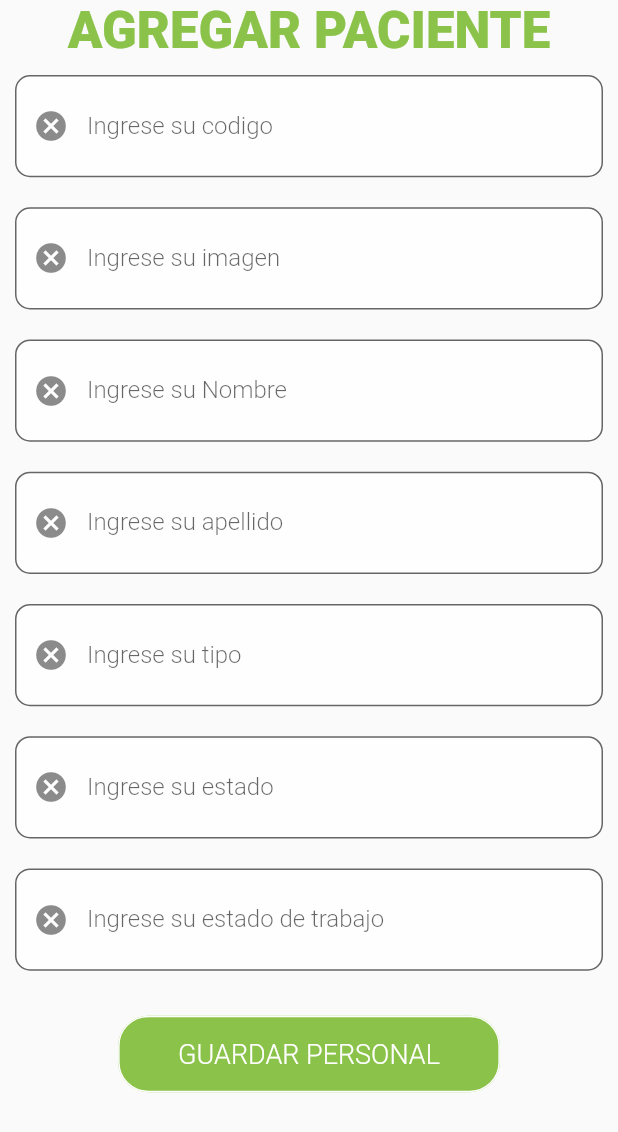
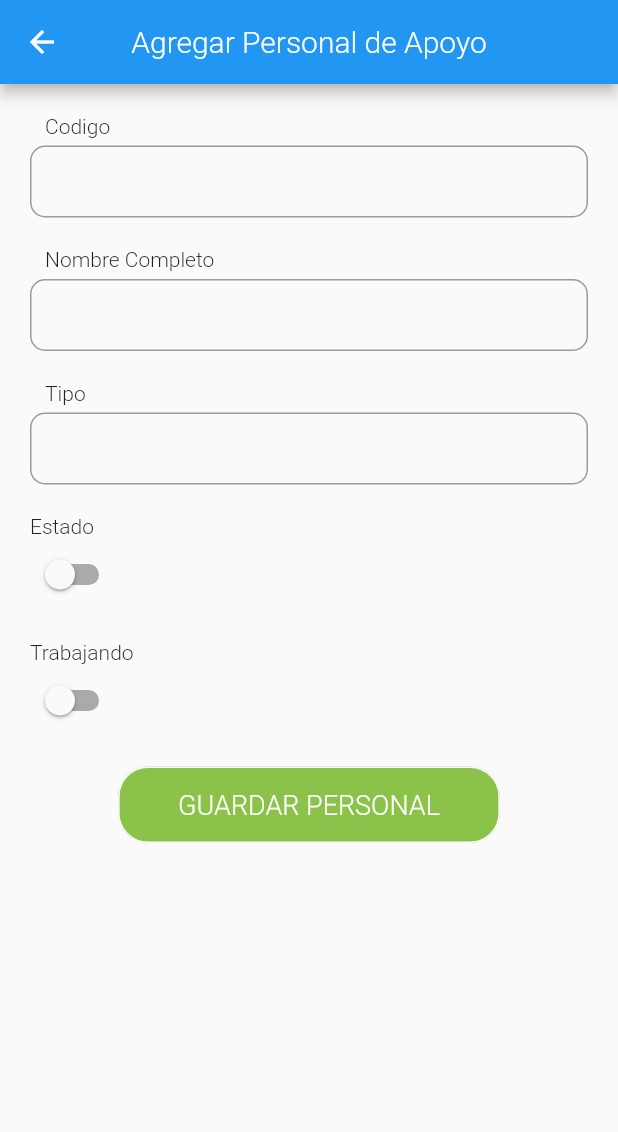
Before and after one commit to mendozamario/clinic, a Flutter app: the AddCareStaff screen opened directly, on a phone screen of 412 x 824 dp. Shown: the top 1132 px of the screen. Run offline on Flutter 3.47's test engine with Material 2 defaults, Android fonts, the phone set to English and light mode, and no system bars; our stand-ins replace font_awesome_flutter; network calls fail.

Commit message:
Add Care Staff Update

```diff
--- a/lib/screens/addCareStaff.dart
+++ b/lib/screens/addCareStaff.dart
@@ -8,14 +8,13 @@ class AddCareStaff extends StatefulWidget {
 }
 
 class _AddCareStaffState extends State<AddCareStaff> {
-
   TextEditingController codeController;
   TextEditingController pictureController;
-  TextEditingController nameController;
-  TextEditingController lastNameController;
+  TextEditingController fullNameController;
   TextEditingController typeController;
-  TextEditingController statusController;
-  TextEditingController workingController;
+
+  bool statusController = false;
+  bool workingController = false;
 
   @override
   void initState() {
@@ -23,57 +22,59 @@ class _AddCareStaffState extends State<AddCareStaff> {
 
     codeController = TextEditingController();
     pictureController = TextEditingController();
-    nameController = TextEditingController();
-    lastNameController = TextEditingController();
+    fullNameController = TextEditingController();
     typeController = TextEditingController();
-    statusController = TextEditingController();
-    workingController = TextEditingController();
   }
 
   @override
   Widget build(BuildContext context) {
-    return Container(
-       child: SingleChildScrollView(
-         child: createFormUI(),
-       ),
+    return Scaffold(
+      appBar: AppBar(
+        title: Text('Agregar Personal de Apoyo'),
+        centerTitle: true,
+      ),
+      body: SingleChildScrollView(
+        child: createFormUI(),
+      ),
     );
   }
 
-  Widget formDesign(TextEditingController controller, String text, Icon icon) {
+  Widget textFieldDesign(TextEditingController controller, String text,
+      TextInputType keyboarType) {
     return Container(
-      padding: EdgeInsets.all(10.0),
-      child: TextField(
-        controller: controller,
-        decoration: InputDecoration(
-          labelText: text,
-          hintStyle: TextStyle(color: Colors.lightGreen),
-          filled: true,
-          fillColor: Colors.white70,
-          border: OutlineInputBorder(
-            borderRadius: BorderRadius.all(Radius.circular(10.0)),
-            borderSide: BorderSide(color: Colors.lightGreen, width: 2.0),
-          ),
-          focusedBorder: OutlineInputBorder(
-            borderRadius: BorderRadius.all(Radius.circular(10.0)),
-            borderSide: BorderSide(color: Colors.lightGreen),
-          ),
-          prefixIcon: icon,
-          suffix: GestureDetector(
-            child: Icon(Icons.cancel),
-            onTap: (){
-              controller.clear();
-            },
-          )
-        )
-      ),
-    );
+        margin: EdgeInsets.fromLTRB(20, 20, 20, 0),
+        child: Column(
+          children: <Widget>[
+            Container(
+              margin: EdgeInsets.fromLTRB(10, 0, 0, 5.0),
+              child: Align(
+                alignment: Alignment.topLeft,
+                child: Text(
+                  text,
+                  style: TextStyle(),
+                ),
+              ),
+            ),
+            TextFormField(
+              autofocus: false,
+              keyboardType: keyboarType,
+              decoration: InputDecoration(
+                  contentPadding: EdgeInsets.fromLTRB(20, 10, 20, 10),
+                  border: OutlineInputBorder(
+                      borderRadius: new BorderRadius.all(Radius.circular(10)))),
+            ),
+          ],
+        ));
   }
 
   Widget buttonDesign() {
     return Container(
       padding: EdgeInsets.all(20.0),
       child: ElevatedButton(
-        child: Text('Guardar personal'.toUpperCase(), style: TextStyle(fontSize: 18.0, color: Colors.white),),
+        child: Text(
+          'Guardar personal'.toUpperCase(),
+          style: TextStyle(fontSize: 18.0, color: Colors.white),
+        ),
         style: ButtonStyle(
           shape: MaterialStateProperty.all<RoundedRectangleBorder>(
             RoundedRectangleBorder(
@@ -95,16 +96,45 @@ class _AddCareStaffState extends State<AddCareStaff> {
   Widget createFormUI() {
     return Column(
       children: <Widget>[
-        Text('AGREGAR PACIENTE', style: TextStyle(fontSize: 34.0, color: Colors.lightGreen, fontWeight: FontWeight.bold),),
-        formDesign(codeController, 'Ingrese su codigo', Icon(Icons.cancel)),
-        formDesign(pictureController, 'Ingrese su imagen', Icon(Icons.cancel)),
-        formDesign(nameController, 'Ingrese su Nombre', Icon(Icons.cancel)),
-        formDesign(lastNameController, 'Ingrese su apellido', Icon(Icons.cancel)),
-        formDesign(typeController, 'Ingrese su tipo', Icon(Icons.cancel)),
-        formDesign(statusController, 'Ingrese su estado', Icon(Icons.cancel)),
-        formDesign(workingController, 'Ingrese su estado de trabajo', Icon(Icons.cancel)),
+        textFieldDesign(codeController, 'Codigo', TextInputType.number),
+        textFieldDesign(
+            fullNameController, 'Nombre Completo', TextInputType.text),
+        textFieldDesign(typeController, 'Tipo', TextInputType.text),
+        createSwitch(statusController, 'Estado'),
+        createSwitch(workingController, 'Trabajando'),
         buttonDesign(),
       ],
     );
   }
+
+  Widget createSwitch(bool controller, String label) {
+    return Container(
+      margin: EdgeInsets.fromLTRB(20, 20, 20, 0),
+      child: Column(
+        children: <Widget>[
+          new Align(
+            alignment: Alignment.topLeft,
+            child: Text(
+              label,
+              style: TextStyle(),
+            ),
+          ),
+          new Align(
+            alignment: Alignment.topLeft,
+            child: Switch(
+              value: controller,
+              onChanged: (value) {
+                setState(() {
+                  controller = value;
+                  print(controller);
+                });
+              },
+              activeColor: Colors.green,
+              activeTrackColor: Colors.lightGreen,
+            ),
+          )
+        ],
+      ),
+    );
+  }
 }
--- a/lib/screens/viewCareStaff.dart
+++ b/lib/screens/viewCareStaff.dart
@@ -2,7 +2,6 @@ import 'package:flutter/material.dart';
 import 'package:clinic/models/careStaff.dart';
 import 'package:font_awesome_flutter/font_awesome_flutter.dart';
 import 'package:clinic/screens/addCareStaff.dart';
-
 import 'addCareStaff.dart';
 
 class CareStaffScreen extends StatefulWidget {
```
